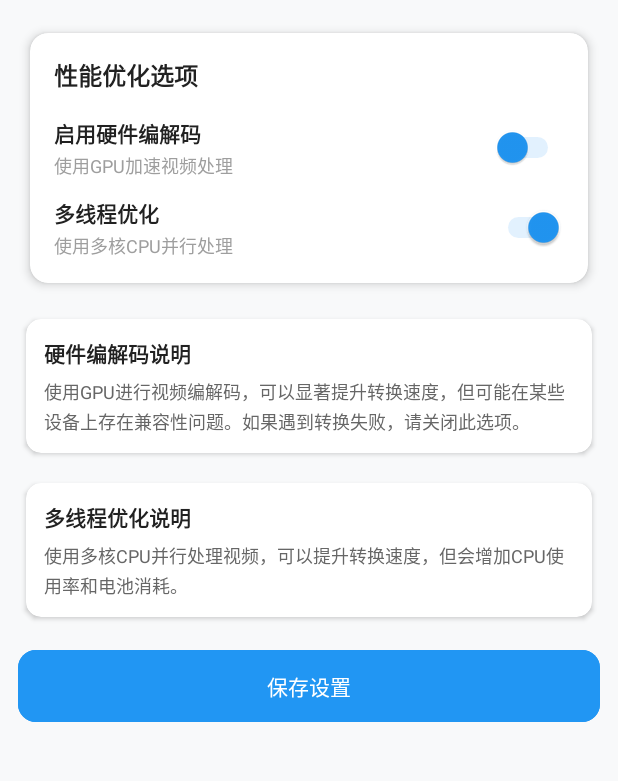
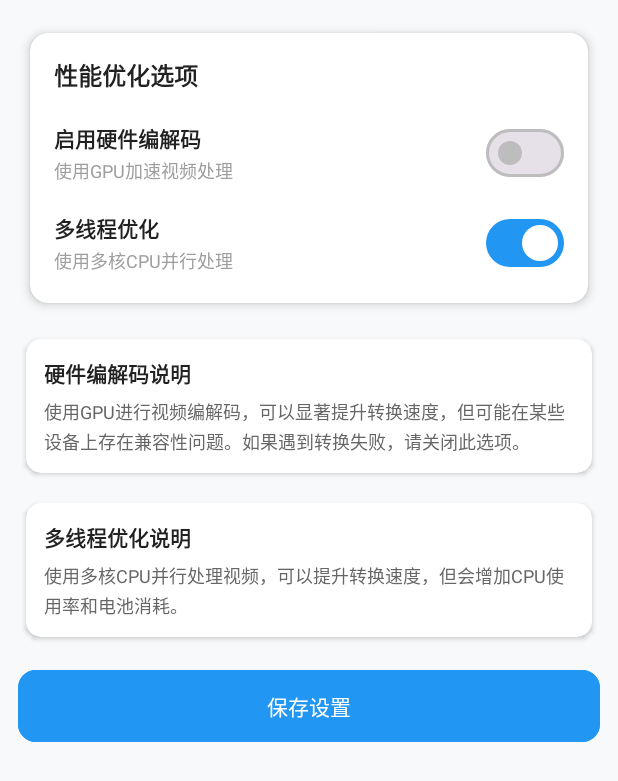
Before and after one commit to XiaoHao560/EzConvert, an Android app: the TranscodeSettingsActivity screen opened directly, with no data from a screen before it, on a phone screen of 412 x 824 dp. Shown: the top 781 px of the screen. Run offline under Robolectric (Android 15) with nearby library versions, the light colour scheme and no system bars.

Commit message:
feat：优化了 Switch 按键样式

```diff
--- a/app/build.gradle
+++ b/app/build.gradle
@@ -159,7 +159,7 @@ task printVersionInfo {
 
 android {
     namespace 'com.tech.ezconvert'
-    compileSdk 33
+    compileSdk 34
 
     defaultConfig {
         applicationId "com.tech.ezconvert"
@@ -235,7 +235,7 @@ android {
 
 dependencies {
     implementation 'androidx.appcompat:appcompat:1.6.1'
-    implementation 'com.google.android.material:material:1.9.0'
+    implementation 'com.google.android.material:material:1.12.0'
     implementation 'androidx.constraintlayout:constraintlayout:2.1.4'
     implementation 'androidx.core:core-splashscreen:1.0.1'
 
--- a/app/src/main/java/com/tech/ezconvert/TranscodeSettingsActivity.java
+++ b/app/src/main/java/com/tech/ezconvert/TranscodeSettingsActivity.java
@@ -4,8 +4,8 @@ import androidx.appcompat.app.AppCompatActivity;
 import android.content.SharedPreferences;
 import android.os.Bundle;
 import android.widget.Button;
-import android.widget.Switch;
 import android.widget.Toast;
+import com.google.android.material.materialswitch.MaterialSwitch;
 
 public class TranscodeSettingsActivity extends AppCompatActivity {
 
@@ -13,8 +13,8 @@ public class TranscodeSettingsActivity extends AppCompatActivity {
     private static final String KEY_HARDWARE_ACCELERATION = "hardware_acceleration";
     private static final String KEY_MULTITHREADING = "multithreading";
 
-    private Switch hardwareAccelerationSwitch;
-    private Switch multithreadingSwitch;
+    private MaterialSwitch hardwareAccelerationSwitch;
+    private MaterialSwitch multithreadingSwitch;
     private Button saveSettingsBtn;
 
     @Override
@@ -66,7 +66,6 @@ public class TranscodeSettingsActivity extends AppCompatActivity {
         overridePendingTransition(R.anim.slide_in_left, R.anim.slide_out_right);
     }
 
-    // 静态方法供其他类读取设置
     public static boolean isHardwareAccelerationEnabled(android.content.Context context) {
         SharedPreferences prefs = context.getSharedPreferences(PREFS_NAME, MODE_PRIVATE);
         return prefs.getBoolean(KEY_HARDWARE_ACCELERATION, false);
--- /dev/null
+++ b/app/src/main/res/color/switch_thumb_selector.xml
@@ -0,0 +1,5 @@
+<?xml version="1.0" encoding="utf-8"?>
+<selector xmlns:android="http://schemas.android.com/apk/res/android">
+    <item android:color="@color/switch_thumb" android:state_checked="true"/>
+    <item android:color="@color/surface" android:state_checked="false"/>
+</selector>
--- /dev/null
+++ b/app/src/main/res/color/switch_track_selector.xml
@@ -0,0 +1,5 @@
+<?xml version="1.0" encoding="utf-8"?>
+<selector xmlns:android="http://schemas.android.com/apk/res/android">
+    <item android:alpha="0.38" android:color="@color/switch_track" android:state_checked="true"/>
+    <item android:alpha="0.38" android:color="@color/surface_variant" android:state_checked="false"/>
+</selector>
--- a/app/src/main/res/layout/activity_settings.xml
+++ b/app/src/main/res/layout/activity_settings.xml
@@ -68,11 +68,9 @@
 
                     </LinearLayout>
 
-                    <Switch
+                    <com.google.android.material.materialswitch.MaterialSwitch
                          android:layout_height="wrap_content"
                          android:layout_width="wrap_content"
-                         android:trackTint="@color/switch_track"
-                         android:thumbTint="@color/switch_thumb"
                          android:id="@+id/hardware_acceleration_switch" />
 
                 </LinearLayout>
@@ -107,11 +105,9 @@
 
                     </LinearLayout>
 
-                    <Switch
+                    <com.google.android.material.materialswitch.MaterialSwitch
                          android:layout_height="wrap_content"
                          android:layout_width="wrap_content"
-                         android:trackTint="@color/switch_track"
-                         android:thumbTint="@color/switch_thumb"
                          android:id="@+id/multithreading_switch" />
 
                 </LinearLayout>
--- a/app/src/main/res/values/themes.xml
+++ b/app/src/main/res/values/themes.xml
@@ -1,21 +1,20 @@
 <resources xmlns:tools="http://schemas.android.com/tools">
   <!-- Base application theme. -->
   <style name="Base.AppTheme" parent="Theme.Material3.DayNight.NoActionBar">
-    <!-- Customize your theme here. -->
-    <item name="colorPrimary">@color/colorPrimary</item>
-    <item name="colorPrimaryVariant">#1976D2</item>
-    <item name="colorSecondary">#03DAC5</item>
-    <item name="colorSecondaryVariant">#018786</item>
+    <item name="colorPrimary">@color/switch_thumb</item>
+    <item name="colorPrimaryContainer">@color/switch_track</item>
+    <item name="colorOnPrimaryContainer">@color/switch_thumb</item>
+    <item name="colorSurface">@android:color/white</item>
+    <item name="colorSurfaceVariant">#E0E0E0</item>
+    <item name="colorOutline">@color/border_medium</item>
 
-    <!-- 圆角设计 -->
+    <item name="materialSwitchStyle">@style/Widget.App.MaterialSwitch</item>
+
     <item name="shapeAppearanceSmallComponent">@style/ShapeAppearance.SmallComponent</item>
     <item name="shapeAppearanceMediumComponent">@style/ShapeAppearance.MediumComponent</item>
     <item name="shapeAppearanceLargeComponent">@style/ShapeAppearance.LargeComponent</item>
 
-    <!-- 按钮样式 -->
     <item name="materialButtonStyle">@style/Widget.App.Button</item>
-
-    <!-- 动画持续时间 -->
     <item name="android:windowAnimationStyle">@style/WindowAnimationTransition</item>
     <item name="android:windowContentTransitions">true</item>
   </style>
@@ -24,16 +23,15 @@
     <item name="android:windowFullscreen">false</item>
     <item name="android:statusBarColor">@android:color/transparent</item>
     <item name="android:navigationBarColor">@android:color/transparent</item>
-
-    <!-- 边缘到边缘显示 -->
     <item name="android:windowLayoutInDisplayCutoutMode">shortEdges</item>
-
-    <!-- 移除按钮着色 -->
     <item name="android:buttonTint">@null</item>
     <item name="buttonTint">@null</item>
   </style>
 
-  <!-- 圆角形状定义 -->
+  <style name="Widget.App.MaterialSwitch" parent="Widget.Material3.CompoundButton.MaterialSwitch">
+
+  </style>
+
   <style name="ShapeAppearance.SmallComponent" parent="ShapeAppearance.Material3.SmallComponent">
     <item name="cornerFamily">rounded</item>
     <item name="cornerSize">8dp</item>
@@ -49,14 +47,12 @@
     <item name="cornerSize">16dp</item>
   </style>
 
-  <!-- 按钮样式 -->
   <style name="Widget.App.Button" parent="Widget.Material3.Button">
     <item name="android:insetTop">0dp</item>
     <item name="android:insetBottom">0dp</item>
     <item name="cornerRadius">12dp</item>
   </style>
 
-  <!-- 窗口动画 -->
   <style name="WindowAnimationTransition">
     <item name="android:windowEnterAnimation">@anim/slide_in_right</item>
     <item name="android:windowExitAnimation">@anim/slide_out_left</item>
@@ -64,15 +60,10 @@
     <item name="android:windowAllowReturnTransitionOverlap">true</item>
   </style>
 
-  <!-- 开屏动画 -->
   <style name="Theme.App.Starting" parent="Theme.SplashScreen">
-    <!-- 设置启动屏背景色 -->
     <item name="windowSplashScreenBackground">@color/bg_card</item>
-    <!-- 设置启动图标 -->
     <item name="windowSplashScreenAnimatedIcon">@drawable/ic_splash_logo</item>
-    <!-- 设置启动图标的动画时长（毫秒） -->
     <item name="windowSplashScreenAnimationDuration">1000</item>
-    <!-- 设置启动屏之后应用的主题 -->
     <item name="postSplashScreenTheme">@style/AppTheme</item>
   </style>
 </resources>
--- a/build.gradle
+++ b/build.gradle
@@ -1,7 +1,7 @@
 // Top-level build file where you can add configuration options common to all sub-projects/modules.
 plugins {
-    id 'com.android.application' version '8.0.0' apply false
-    id 'com.android.library' version '8.0.0' apply false
+    id 'com.android.application' version '8.2.0' apply false
+    id 'com.android.library' version '8.2.0' apply false
 
 }
 
```
Also changed, not shown: app/src/main/res/values/colors.xml (+4 -6 lines), gradle/wrapper/gradle-wrapper.properties, 1 other file.
